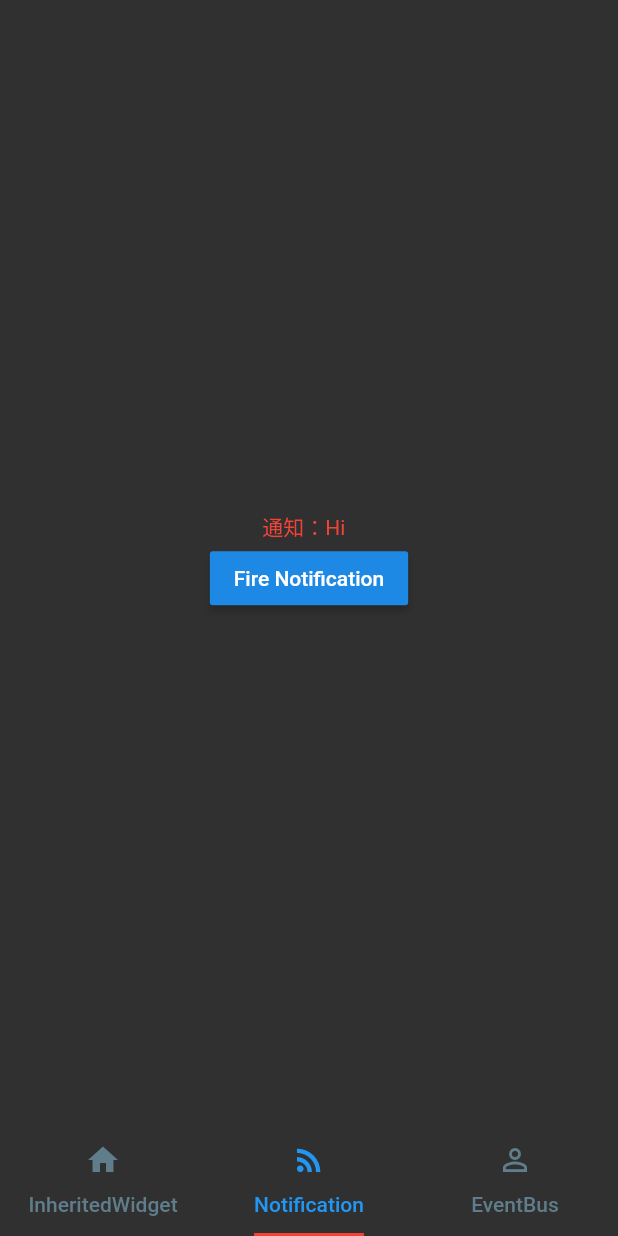
After one commit to geeklyc/flutterDemo, a Flutter app: the DataPage screen opened by its route, item 2 of the bottom bar chosen, after a tap on "Fire Notification", on a phone screen of 412 x 824 dp. The commit adds this screen. Run offline on Flutter 3.47's test engine with Material 2 defaults, Android fonts, the phone set to English and light mode, and no system bars; our stand-ins replace cached_network_image, date_format, event_bus.

Commit message:
【新增】跨组件传递数据

```diff
--- /dev/null
+++ b/lib/dataTransfer/CounterPage.dart
@@ -0,0 +1,68 @@
+import 'package:flutter/material.dart';
+
+class CounterPage extends StatefulWidget {
+  CounterPage({Key key}) : super(key: key);
+
+
+  @override
+  _CounterPageState createState() => _CounterPageState();
+}
+
+class _CounterPageState extends State<CounterPage> {
+
+  int count = 0;
+
+  void _incrementCounter() => setState(() {count++;});
+
+
+  @override
+  Widget build(BuildContext context) {
+
+    return CountContainer(
+      //increment: _incrementCounter,
+        model: this,
+        increment: _incrementCounter,
+        child:Counter()
+    );
+  }
+}
+
+
+class CountContainer extends InheritedWidget {
+  static CountContainer of(BuildContext context) => context.inheritFromWidgetOfExactType(CountContainer) as CountContainer;
+
+  final _CounterPageState model;
+
+  final Function() increment;
+
+
+  CountContainer({
+    Key key,
+    @required this.model,
+    @required this.increment,
+    @required Widget child,
+  }): super(key: key, child: child);
+
+  @override
+  bool updateShouldNotify(CountContainer oldWidget) => model != oldWidget.model;
+
+}
+
+
+class Counter extends StatelessWidget {
+  @override
+  Widget build(BuildContext context) {
+    CountContainer state = CountContainer.of(context);
+
+    return Scaffold(
+      appBar: AppBar(
+
+        title: Text("InheritedWidget demo"),
+      ),
+      body: Text(
+        'You have pushed the button this many times: ${state.model.count}',
+      ),
+      floatingActionButton: FloatingActionButton(onPressed: state.increment),
+    );
+  }
+}
--- /dev/null
+++ b/lib/dataTransfer/DataPage.dart
@@ -0,0 +1,38 @@
+//import 'package:flutterdemo/da';
+import 'package:flutter/material.dart';
+import 'CounterPage.dart';
+import 'EventPage.dart';
+import 'NotifactionPage.dart';
+
+class DataPage extends StatelessWidget {
+  DataPage({Key key, this.title}) : super(key: key);
+  final String title;
+
+  @override
+  Widget build(BuildContext context) {
+    return DefaultTabController(
+      length: 3,
+      child: Scaffold(
+        body: TabBarView(
+          physics: NeverScrollableScrollPhysics(),
+          children: [
+            CounterPage(),
+            NotificationWidget(),
+            FirstPage(),
+          ],
+        ),
+        bottomNavigationBar: TabBar(
+          tabs: [
+            Tab(icon: Icon(Icons.home),text: "InheritedWidget",),
+            Tab(icon: Icon(Icons.rss_feed),text: "Notification",),
+            Tab(icon: Icon(Icons.perm_identity),text: "EventBus",)
+          ],
+          unselectedLabelColor: Colors.blueGrey,
+          labelColor: Colors.blue,
+          indicatorSize: TabBarIndicatorSize.label,
+          indicatorColor: Colors.red,
+        ),
+      ),
+    );
+  }
+}
--- /dev/null
+++ b/lib/dataTransfer/NotifactionPage.dart
@@ -0,0 +1,39 @@
+import 'package:flutter/material.dart';
+
+class CustomNotification extends Notification {
+  CustomNotification(this.msg);
+  final String msg;
+}
+
+class CustomChild extends StatelessWidget {
+  @override
+  Widget build(BuildContext context) {
+    return RaisedButton(
+      //按钮点击时分发通知
+      onPressed: () => CustomNotification("Hi").dispatch(context),
+      child: Text("Fire Notification"),
+    );
+  }
+}
+
+class NotificationWidget extends StatefulWidget {
+  @override
+  State<StatefulWidget> createState()=>_NotificationState();
+}
+
+class _NotificationState extends State<NotificationWidget> {
+  String _msg = "通知：";
+  @override
+  Widget build(BuildContext context) {
+    //监听通知
+    return NotificationListener<CustomNotification>(
+        onNotification: (notification) {
+          setState(() {_msg += notification.msg+"  ";});
+        },
+        child:Column(
+          mainAxisAlignment: MainAxisAlignment.center,
+          children: <Widget>[Text(_msg),CustomChild()],
+        )
+    );
+  }
+}
--- a/lib/main.dart
+++ b/lib/main.dart
@@ -8,6 +8,7 @@ import 'package:flutterdemo/BasicPage.dart';
 import 'package:flutterdemo/LayoutPage.dart';
 import 'package:flutterdemo/CombinationPage.dart';
 import 'package:flutterdemo/GesPage.dart';
+import 'package:flutterdemo/dataTransfer/DataPage.dart';
 
 void main() => runApp(MyApp());
 
@@ -33,6 +34,7 @@ class MyApp extends StatelessWidget {
         "layoutPage": (context) => LayoutPage(),
         "combinationPage": (context) => CombinationPage(title: '组合与自绘',),
         "gesPage": (context) => GesPage(),
+        "dataPage": (context) => DataPage(),
       }, // 注册路由
       onUnknownRoute: (RouteSettings setting) => MaterialPageRoute(builder: (context) => UnknownPage()),
       home: HomePage(),
--- a/pubspec.yaml
+++ b/pubspec.yaml
@@ -25,6 +25,7 @@ dependencies:
   cupertino_icons: ^0.1.2
   cached_network_image: ^2.0.0
   date_format: ^1.0.8
+  event_bus: ^1.1.1
 
 dev_dependencies:
   flutter_test:
```
Also changed, not shown: lib/CounterPage.dart (added, +68 -0 lines), lib/HomePage.dart (+13 -8 lines), lib/dataTransfer/EventPage.dart (added, +63 -0 lines), pubspec.lock.
